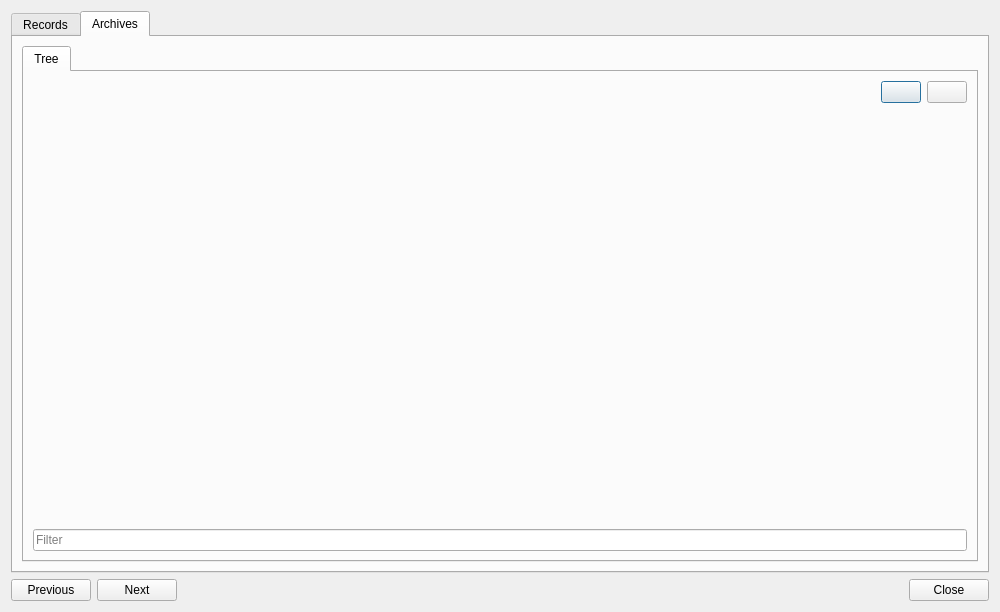
Qt form src/BSPluginInfo/plugininfodialog.ui (Exit-9B/modorganizer-bsplugins) before a commit.
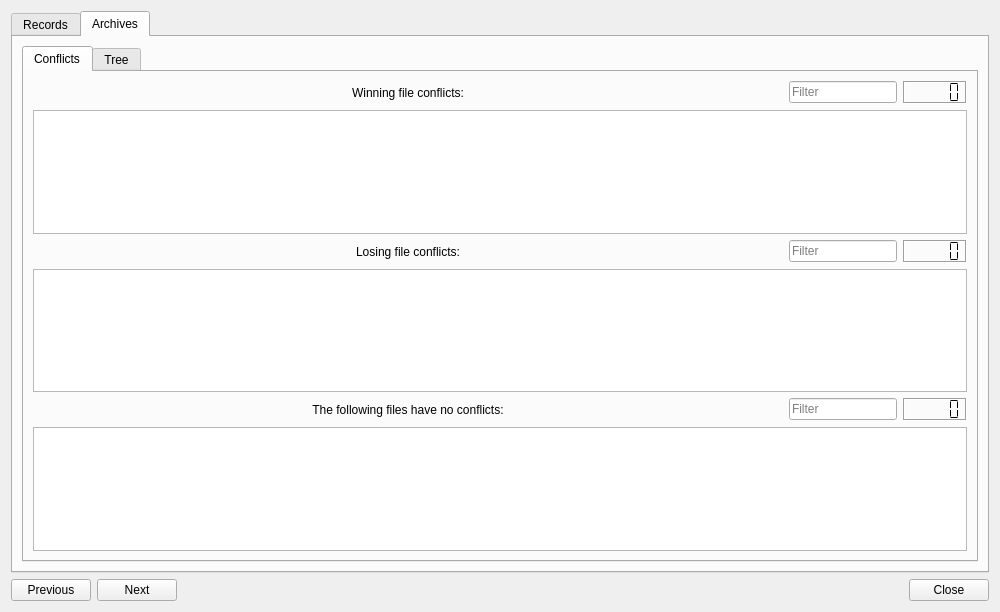
The same form after that commit. The open tabs and pages were chosen to show the change. Icons and pictures are not drawn. Custom widgets are drawn as their Qt base class.

Commit message: Implement archive conflicts tab

Patch:
```diff
--- a/src/BSPluginInfo/plugininfodialog.ui
+++ b/src/BSPluginInfo/plugininfodialog.ui
@@ -46,6 +46,226 @@
          <property name="currentIndex">
           <number>0</number>
          </property>
+         <widget class="QWidget" name="tabConflictsGeneral">
+          <attribute name="title">
+           <string>Conflicts</string>
+          </attribute>
+          <layout class="QVBoxLayout" name="verticalLayout_5" stretch="0,1,0,1,0,1">
+           <item>
+            <layout class="QVBoxLayout" name="winningRoot">
+             <item>
+              <layout class="QHBoxLayout" name="winningHeader" stretch="1,0,0">
+               <item>
+                <widget class="QToolButton" name="winningExpander">
+                 <property name="sizePolicy">
+                  <sizepolicy hsizetype="Preferred" vsizetype="Preferred">
+                   <horstretch>0</horstretch>
+                   <verstretch>0</verstretch>
+                  </sizepolicy>
+                 </property>
+                 <property name="toolTip">
+                  <string>Files that exist in other mods but are overwritten by this mod</string>
+                 </property>
+                 <property name="styleSheet">
+                  <string notr="true">border: none;
+text-align: left;</string>
+                 </property>
+                 <property name="text">
+                  <string>Winning file conflicts:</string>
+                 </property>
+                </widget>
+               </item>
+               <item>
+                <widget class="MOBase::LineEditClear" name="winningLineEdit">
+                 <property name="placeholderText">
+                  <string>Filter</string>
+                 </property>
+                </widget>
+               </item>
+               <item>
+                <widget class="QLCDNumber" name="winningCount">
+                 <property name="frameShadow">
+                  <enum>QFrame::Sunken</enum>
+                 </property>
+                 <property name="lineWidth">
+                  <number>1</number>
+                 </property>
+                 <property name="segmentStyle">
+                  <enum>QLCDNumber::Flat</enum>
+                 </property>
+                </widget>
+               </item>
+              </layout>
+             </item>
+            </layout>
+           </item>
+           <item>
+            <widget class="QTreeView" name="winningTree">
+             <property name="contextMenuPolicy">
+              <enum>Qt::CustomContextMenu</enum>
+             </property>
+             <property name="toolTip">
+              <string>Files that exist in other mods but are overwritten by this mod</string>
+             </property>
+             <property name="alternatingRowColors">
+              <bool>true</bool>
+             </property>
+             <property name="selectionMode">
+              <enum>QAbstractItemView::ExtendedSelection</enum>
+             </property>
+             <property name="textElideMode">
+              <enum>Qt::ElideLeft</enum>
+             </property>
+             <property name="uniformRowHeights">
+              <bool>true</bool>
+             </property>
+             <property name="sortingEnabled">
+              <bool>true</bool>
+             </property>
+            </widget>
+           </item>
+           <item>
+            <layout class="QVBoxLayout" name="losingRoot">
+             <item>
+              <layout class="QHBoxLayout" name="losingHeader" stretch="1,0,0">
+               <item>
+                <widget class="QToolButton" name="losingExpander">
+                 <property name="sizePolicy">
+                  <sizepolicy hsizetype="Preferred" vsizetype="Preferred">
+                   <horstretch>0</horstretch>
+                   <verstretch>0</verstretch>
+                  </sizepolicy>
+                 </property>
+                 <property name="toolTip">
+                  <string>Files that are unused because they are overwritten by other mods</string>
+                 </property>
+                 <property name="styleSheet">
+                  <string notr="true">border: none;
+text-align: left;</string>
+                 </property>
+                 <property name="text">
+                  <string>Losing file conflicts:</string>
+                 </property>
+                </widget>
+               </item>
+               <item>
+                <widget class="MOBase::LineEditClear" name="losingLineEdit">
+                 <property name="placeholderText">
+                  <string>Filter</string>
+                 </property>
+                </widget>
+               </item>
+               <item>
+                <widget class="QLCDNumber" name="losingCount">
+                 <property name="frameShadow">
+                  <enum>QFrame::Sunken</enum>
+                 </property>
+                 <property name="segmentStyle">
+                  <enum>QLCDNumber::Flat</enum>
+                 </property>
+                </widget>
+               </item>
+              </layout>
+             </item>
+            </layout>
+           </item>
+           <item>
+            <widget class="QTreeView" name="losingTree">
+             <property name="contextMenuPolicy">
+              <enum>Qt::CustomContextMenu</enum>
+             </property>
+             <property name="toolTip">
+              <string>Files that are unused because they are overwritten by other mods</string>
+             </property>
+             <property name="alternatingRowColors">
+              <bool>true</bool>
+             </property>
+             <property name="selectionMode">
+              <enum>QAbstractItemView::ExtendedSelection</enum>
+             </property>
+             <property name="textElideMode">
+              <enum>Qt::ElideLeft</enum>
+             </property>
+             <property name="uniformRowHeights">
+              <bool>true</bool>
+             </property>
+             <property name="sortingEnabled">
+              <bool>true</bool>
+             </property>
+            </widget>
+           </item>
+           <item>
+            <layout class="QVBoxLayout" name="noConflictRoot">
+             <item>
+              <layout class="QHBoxLayout" name="noConflictHeader" stretch="1,0,0">
+               <item>
+                <widget class="QToolButton" name="noConflictExpander">
+                 <property name="sizePolicy">
+                  <sizepolicy hsizetype="Preferred" vsizetype="Preferred">
+                   <horstretch>0</horstretch>
+                   <verstretch>0</verstretch>
+                  </sizepolicy>
+                 </property>
+                 <property name="toolTip">
+                  <string>Files that have no conflicts</string>
+                 </property>
+                 <property name="styleSheet">
+                  <string notr="true">border: none;
+text-align: left;</string>
+                 </property>
+                 <property name="text">
+                  <string>The following files have no conflicts:</string>
+                 </property>
+                </widget>
+               </item>
+               <item>
+                <widget class="MOBase::LineEditClear" name="noConflictLineEdit">
+                 <property name="placeholderText">
+                  <string>Filter</string>
+                 </property>
+                </widget>
+               </item>
+               <item>
+                <widget class="QLCDNumber" name="noConflictCount">
+                 <property name="frameShadow">
+                  <enum>QFrame::Sunken</enum>
+                 </property>
+                 <property name="segmentStyle">
+                  <enum>QLCDNumber::Flat</enum>
+                 </property>
+                </widget>
+               </item>
+              </layout>
+             </item>
+            </layout>
+           </item>
+           <item>
+            <widget class="QTreeView" name="noConflictTree">
+             <property name="contextMenuPolicy">
+              <enum>Qt::CustomContextMenu</enum>
+             </property>
+             <property name="toolTip">
+              <string>Files that have no conflicts</string>
+             </property>
+             <property name="alternatingRowColors">
+              <bool>true</bool>
+             </property>
+             <property name="selectionMode">
+              <enum>QAbstractItemView::ExtendedSelection</enum>
+             </property>
+             <property name="textElideMode">
+              <enum>Qt::ElideLeft</enum>
+             </property>
+             <property name="uniformRowHeights">
+              <bool>true</bool>
+             </property>
+             <property name="sortingEnabled">
+              <bool>true</bool>
+             </property>
+            </widget>
+           </item>
+          </layout>
+         </widget>
          <widget class="QWidget" name="tabArchivesTree">
           <attribute name="title">
            <string>Tree</string>
```
The commit also changes 6 other files.
